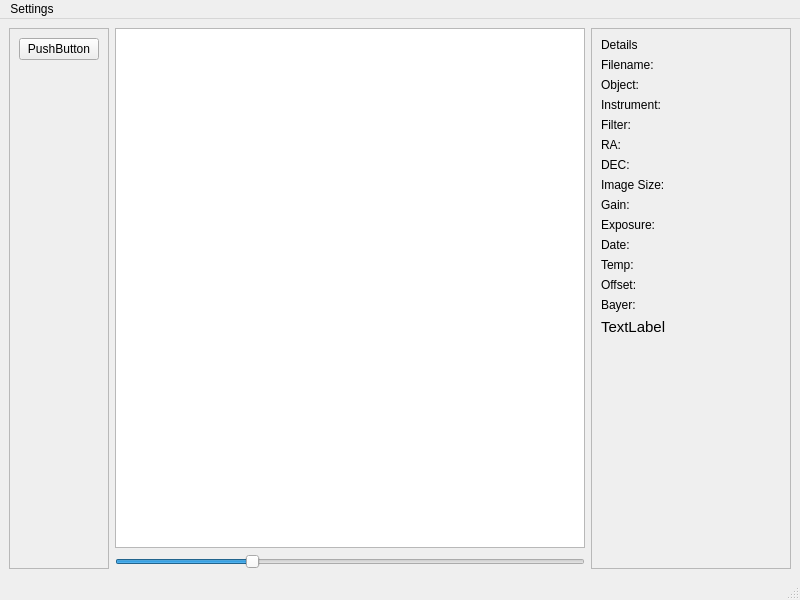
Before: the Qt Designer form mainwindow.ui in AstrocatApp/AstrocatApp, drawn with Qt 5.
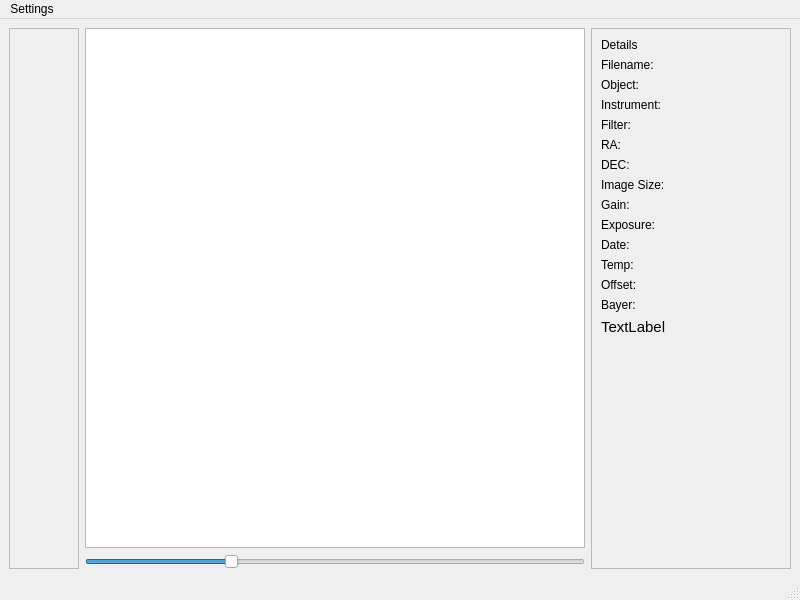
After: the same form once the commit is applied.

Commit message: Removed the push button on main window

Patch:
```diff
--- a/mainwindow.ui
+++ b/mainwindow.ui
@@ -31,8 +31,8 @@
         <rect>
          <x>0</x>
          <y>0</y>
-         <width>125</width>
-         <height>44</height>
+         <width>24</width>
+         <height>24</height>
         </rect>
        </property>
        <property name="sizePolicy">
@@ -45,13 +45,6 @@
         <property name="spacing">
          <number>20</number>
         </property>
-        <item>
-         <widget class="QPushButton" name="pushButton">
-          <property name="text">
-           <string>PushButton</string>
-          </property>
-         </widget>
-        </item>
        </layout>
       </widget>
      </widget>
```
The commit also changes 2 other files.
